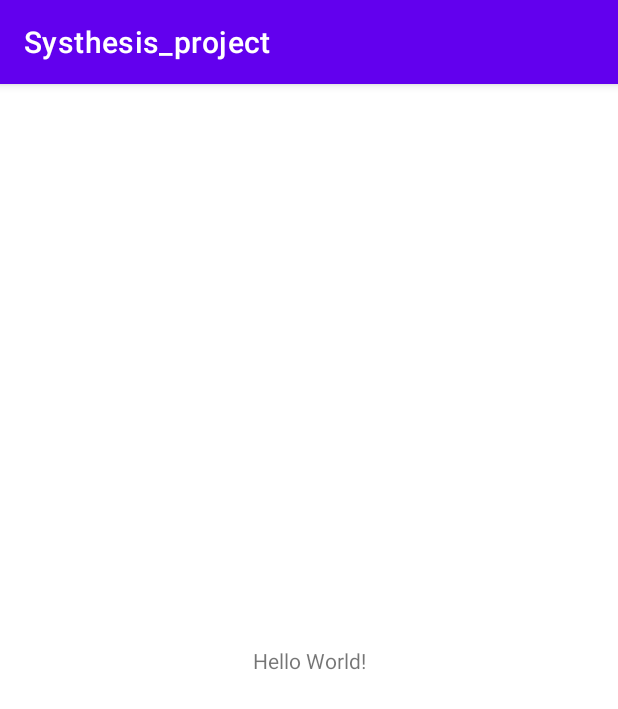
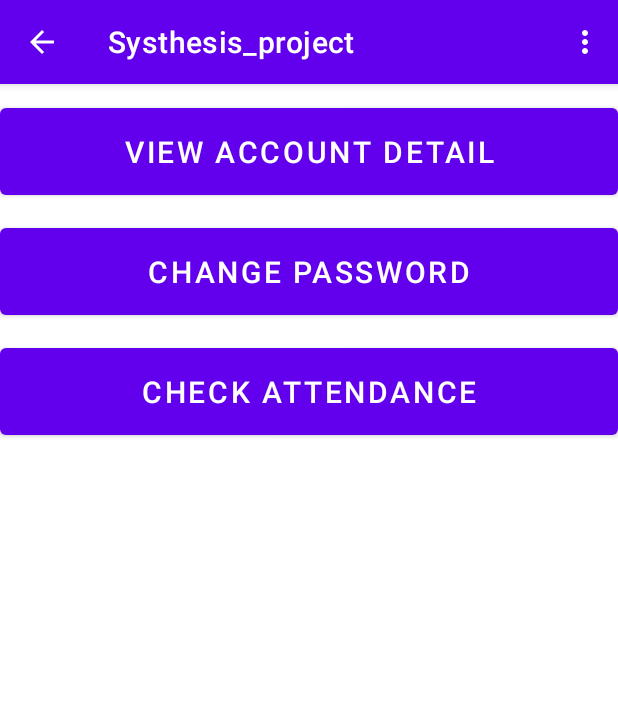
Before and after one commit to letannam1999/Systhesis-project, an Android app: the MainActivity screen opened directly, with no data from a screen before it, on a phone screen of 412 x 824 dp. Shown: the top 709 px of the screen. Run offline under Robolectric (Android 15) with nearby library versions, the light colour scheme and no system bars.

Commit message:
Add view accout screen and design main screen

```diff
--- a/Systhesis_project/app/src/main/java/com/example/systhesis_project/LoginActivity.java
+++ b/Systhesis_project/app/src/main/java/com/example/systhesis_project/LoginActivity.java
@@ -78,6 +78,8 @@ public class LoginActivity extends AppCompatActivity {
                         });
                         z= "Success";
                         Intent intent = new Intent(LoginActivity.this, MainActivity.class);
+                        intent.putExtra("username",id.getText().toString());
+                        intent.putExtra("password",pass.getText().toString());
                         startActivity(intent);
                         finish();
                     } else {
--- a/Systhesis_project/app/src/main/java/com/example/systhesis_project/MainActivity.java
+++ b/Systhesis_project/app/src/main/java/com/example/systhesis_project/MainActivity.java
@@ -1,14 +1,59 @@
 package com.example.systhesis_project;
 
+import androidx.annotation.NonNull;
 import androidx.appcompat.app.AppCompatActivity;
 
+import android.content.Intent;
 import android.os.Bundle;
+import android.telecom.Connection;
+import android.view.Menu;
+import android.view.MenuItem;
+import android.view.View;
+import android.widget.Button;
+import android.widget.EditText;
+import android.widget.TextView;
 
 public class MainActivity extends AppCompatActivity {
 
+    Button btnviewaccount,btnchangepass,btncheckattendance;
+    Connection con;
     @Override
     protected void onCreate(Bundle savedInstanceState) {
         super.onCreate(savedInstanceState);
         setContentView(R.layout.activity_main);
+
+        btnchangepass=(Button)findViewById(R.id.btnChangePass);
+        btnviewaccount=(Button)findViewById(R.id.btnViewAccount);
+        btncheckattendance=(Button)findViewById(R.id.btnCheckAttendance);
+
+        String userName = getIntent().getStringExtra("username");
+        String password = getIntent().getStringExtra("password");
+
+        btnviewaccount.setOnClickListener(new View.OnClickListener() {
+            @Override
+            public void onClick(View v) {
+                Intent intent = new Intent(MainActivity.this, ViewAccount.class);
+                intent.putExtra("uname",userName);
+                intent.putExtra("pword",password);
+                startActivity(intent);
+                finish();
+            }
+        });
     }
+
+    @Override
+    public boolean onCreateOptionsMenu(Menu menu) {
+        getMenuInflater().inflate(R.menu.main_menu,menu);
+        return true;
+    }
+
+    @Override
+    public boolean onOptionsItemSelected(@NonNull MenuItem item) {
+        Intent intent = new Intent(MainActivity.this,LoginActivity.class);
+        startActivity(intent);
+        finish();
+        return super.onOptionsItemSelected(item);
+    }
+
+
 }
--- a/Systhesis_project/app/src/main/res/layout/activity_main.xml
+++ b/Systhesis_project/app/src/main/res/layout/activity_main.xml
@@ -1,18 +1,36 @@
 <?xml version="1.0" encoding="utf-8"?>
-<androidx.constraintlayout.widget.ConstraintLayout xmlns:android="http://schemas.android.com/apk/res/android"
+<LinearLayout xmlns:android="http://schemas.android.com/apk/res/android"
     xmlns:app="http://schemas.android.com/apk/res-auto"
     xmlns:tools="http://schemas.android.com/tools"
     android:layout_width="match_parent"
     android:layout_height="match_parent"
+    android:orientation="vertical"
     tools:context=".MainActivity">
 
-    <TextView
-        android:layout_width="wrap_content"
-        android:layout_height="wrap_content"
-        android:text="Hello World!"
-        app:layout_constraintBottom_toBottomOf="parent"
-        app:layout_constraintLeft_toLeftOf="parent"
-        app:layout_constraintRight_toRightOf="parent"
-        app:layout_constraintTop_toTopOf="parent" />
+    <Button
+        android:layout_marginTop="10dp"
+        android:layout_width="match_parent"
+        android:layout_height="70dp"
+        android:id="@+id/btnViewAccount"
+        android:text="View Account Detail"
+        android:textSize="20dp"/>
 
-</androidx.constraintlayout.widget.ConstraintLayout>
+    <Button
+        android:id="@+id/btnChangePass"
+        android:layout_width="match_parent"
+        android:layout_height="70dp"
+        android:textSize="20dp"
+        android:text="Change Password"
+        android:layout_marginTop="10dp"/>
+
+    <Button
+        android:id="@+id/btnCheckAttendance"
+        android:layout_width="match_parent"
+        android:layout_height="70dp"
+        android:textSize="20dp"
+        android:text="Check Attendance"
+        android:layout_marginTop="10dp"/>
+
+
+
+</LinearLayout>
--- /dev/null
+++ b/Systhesis_project/app/src/main/res/menu/main_menu.xml
@@ -0,0 +1,9 @@
+<?xml version="1.0" encoding="utf-8"?>
+<menu xmlns:android="http://schemas.android.com/apk/res/android"
+    xmlns:app="http://schemas.android.com/apk/res-auto">
+    <item
+        android:id="@+id/action_settings"
+        android:orderInCategory="100"
+        android:title="Logout"
+        app:showAsAction="never" />
+</menu>
```
Also changed, not shown: Systhesis_project/app/src/main/AndroidManifest.xml (+5 -6 lines), Systhesis_project/app/src/main/java/com/example/systhesis_project/ViewAccount.java (added, +16 -0 lines), Systhesis_project/app/src/main/res/layout/activity_view_account.xml (added, +90 -0 lines), 5 other files.
